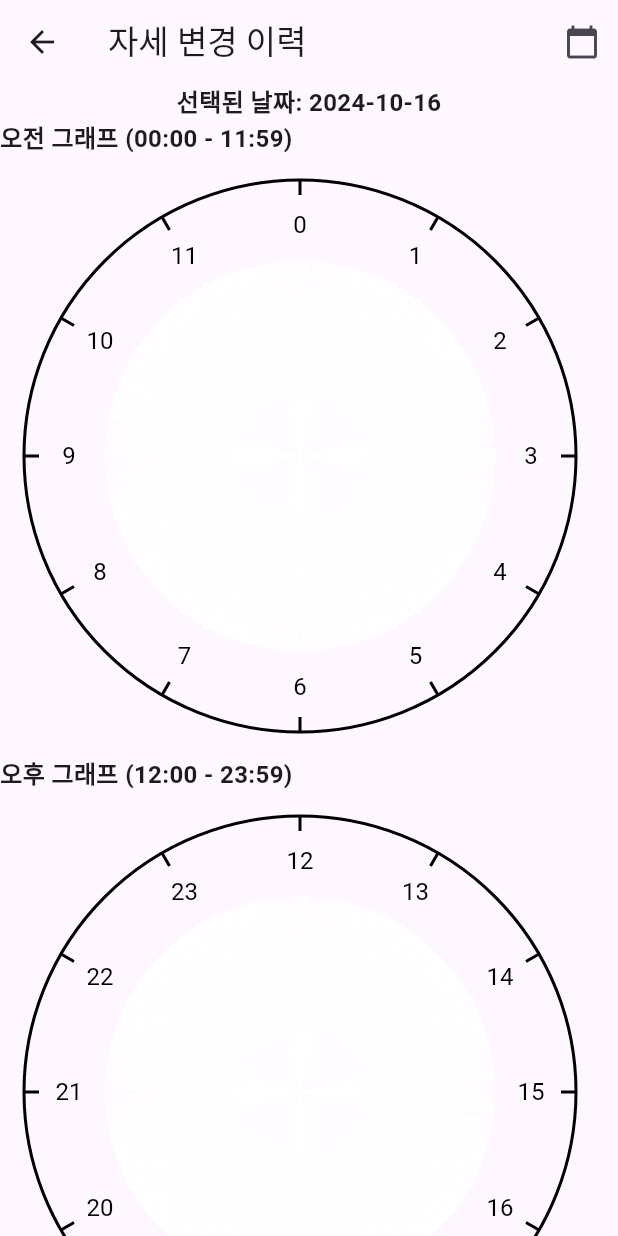
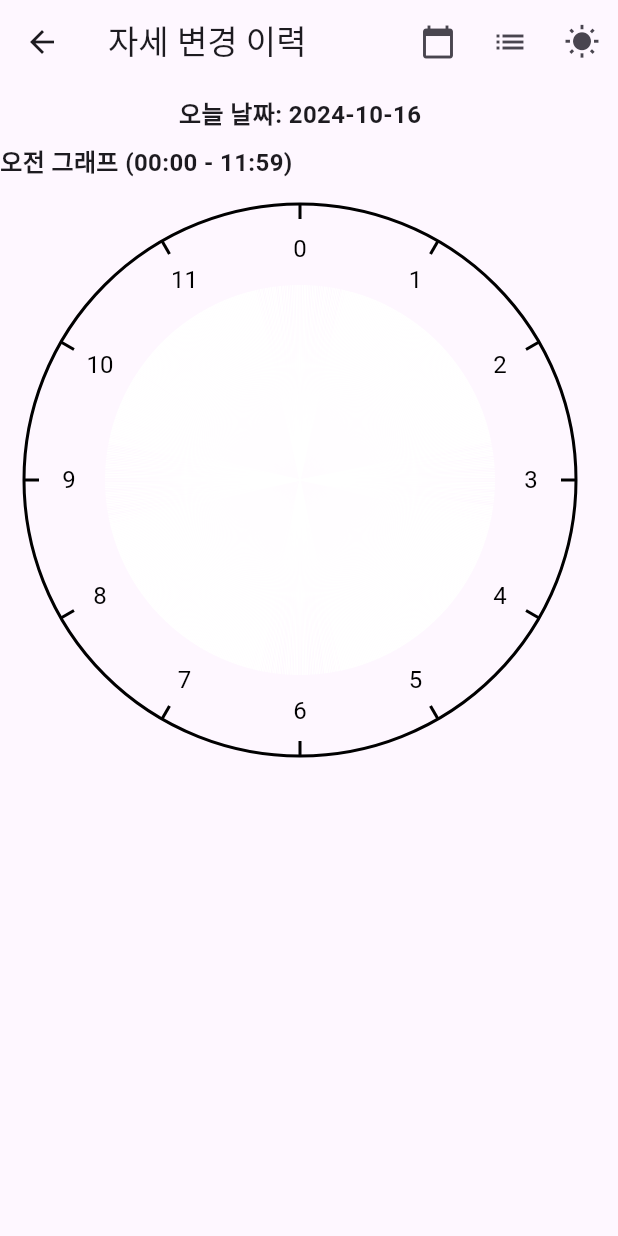
Before and after one commit to KongDaeyeong/capstone-design, a Flutter app: the LogPage screen opened directly, on a phone screen of 412 x 824 dp. Run offline on Flutter 3.47's test engine with Material 3 defaults, Android fonts, the phone set to English and light mode, and no system bars; drawn by our look-alikes of fl_chart; our stand-ins replace flutter_blue_plus, flutter_local_notifications, flutter_secure_storage, permission_handler, sqflite, table_calendar; missing offline and left inert: amazon_cognito_identity_dart_2; accounts and stored records are empty.

Commit message:
Update main.dart

```diff
--- a/littletest2/lib/main.dart
+++ b/littletest2/lib/main.dart
@@ -1344,8 +1344,10 @@ class LogPage extends StatefulWidget {
 
 class _LogPageState extends State<LogPage> {
   bool _showCalendar = false;
+  bool _showChart = true;  // 새로운 상태 변수
+  bool _showMorning = true;  // 새로운 상태 변수: 오전/오후 토글
   DateTime _selectedDate = DateTime.now();
-  CalendarFormat _calendarFormat = CalendarFormat.month;
+  CalendarFormat _calendarFormat = CalendarFormat.week;
 
   // Store data for morning (00:00 - 11:59) and afternoon (12:00 - 23:59)
   Map<String, List<PostureTimeSlot>> morningData = {};
@@ -1394,10 +1396,27 @@ class _LogPageState extends State<LogPage> {
         title: const Text('자세 변경 이력'),
         actions: [
           IconButton(
-            icon: Icon(_showCalendar ? Icons.list : Icons.calendar_today),
+            icon: Icon(_showCalendar ? Icons.calendar_today : Icons.calendar_today),
             onPressed: () {
               setState(() {
                 _showCalendar = !_showCalendar;
+              });
+            },
+          ),
+          IconButton(
+            icon: Icon(_showChart ? Icons.list : Icons.pie_chart),
+            onPressed: () {
+              setState(() {
+                _showChart = !_showChart;
+              });
+            },
+          ),
+          if (_showChart)
+            IconButton(
+              icon: Icon(_showMorning ? Icons.wb_sunny : Icons.nights_stay),
+              onPressed: () {
+                setState(() {
+                  _showMorning = !_showMorning;
                 });
               },
             ),
@@ -1406,22 +1425,60 @@ class _LogPageState extends State<LogPage> {
       body: Column(
         children: [
           if (_showCalendar) _buildCalendar(),
-          Text(
-            '선택된 날짜: ${DateFormat('yyyy-MM-dd').format(_selectedDate)}',
-            style: TextStyle(fontSize: 16, fontWeight: FontWeight.bold),
-          ),
+          _buildDateDisplay(),
           Expanded(
             child: SingleChildScrollView(
               child: Consumer<PostureLogManager>(
                 builder: (context, logManager, child) {
+                  return _showChart ? _buildCharts() : _buildLogList(logManager);
+                },
+              ),
+            ),
+          ),
+        ],
+      ),
+    );
+  }
+
+  Widget _buildDateDisplay() {
+    final now = DateTime.now();
+    final isToday = _selectedDate.year == now.year &&
+        _selectedDate.month == now.month &&
+        _selectedDate.day == now.day;
+
+    return Padding(
+      padding: const EdgeInsets.all(8.0),
+      child: Text(
+        isToday
+            ? '오늘 날짜: ${DateFormat('yyyy-MM-dd').format(_selectedDate)}'
+            : '선택된 날짜: ${DateFormat('yyyy-MM-dd').format(_selectedDate)}',
+        style: TextStyle(fontSize: 16, fontWeight: FontWeight.bold),
+      ),
+    );
+  }
+
+  Widget _buildCharts() {
+    if (_showMorning) {
       return Column(
         crossAxisAlignment: CrossAxisAlignment.start,
         children: [
           Text('오전 그래프 (00:00 - 11:59)', style: TextStyle(fontSize: 16, fontWeight: FontWeight.bold)),
           buildClockChart(morningData, isMorning: true),
+        ],
+      );
+    } else {
+      return Column(
+        crossAxisAlignment: CrossAxisAlignment.start,
+        children: [
           Text('오후 그래프 (12:00 - 23:59)', style: TextStyle(fontSize: 16, fontWeight: FontWeight.bold)),
           buildClockChart(afternoonData, isMorning: false),
-                      ListView.builder(
+        ],
+      );
+    }
+  }
+
+  Widget _buildLogList(PostureLogManager logManager) {
+    return ListView.builder(
       shrinkWrap: true,
       physics: NeverScrollableScrollPhysics(),
       itemCount: logManager.logs.length,
@@ -1433,15 +1490,6 @@ class _LogPageState extends State<LogPage> {
           trailing: Text(DateFormat('HH:mm:ss').format(log.timestamp)),
         );
       },
-                      ),
-                    ],
-                  );
-                },
-              ),
-            ),
-          ),
-        ],
-      ),
     );
   }
 
```
Lines whose indentation alone changed are shown as unchanged.
